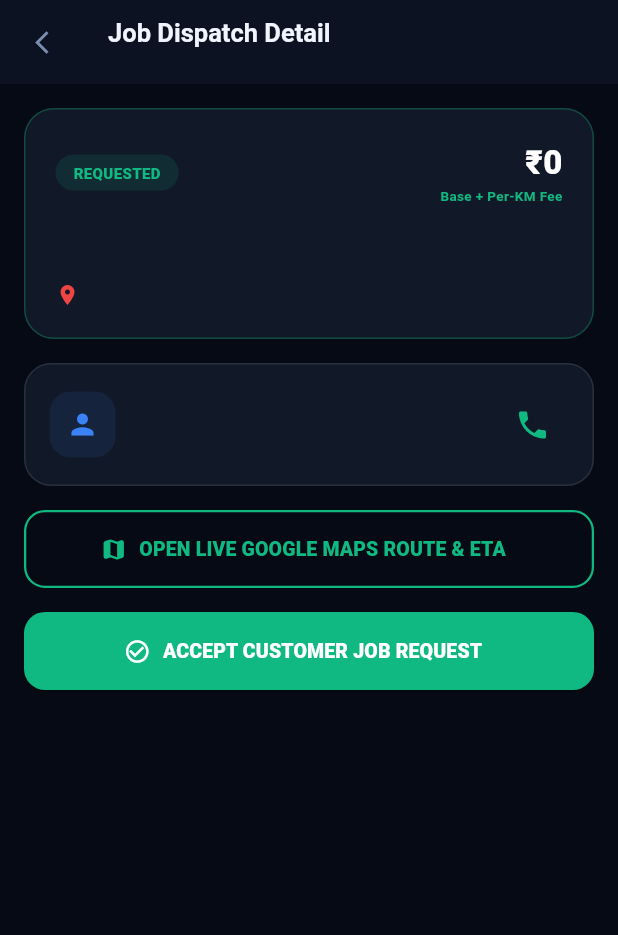
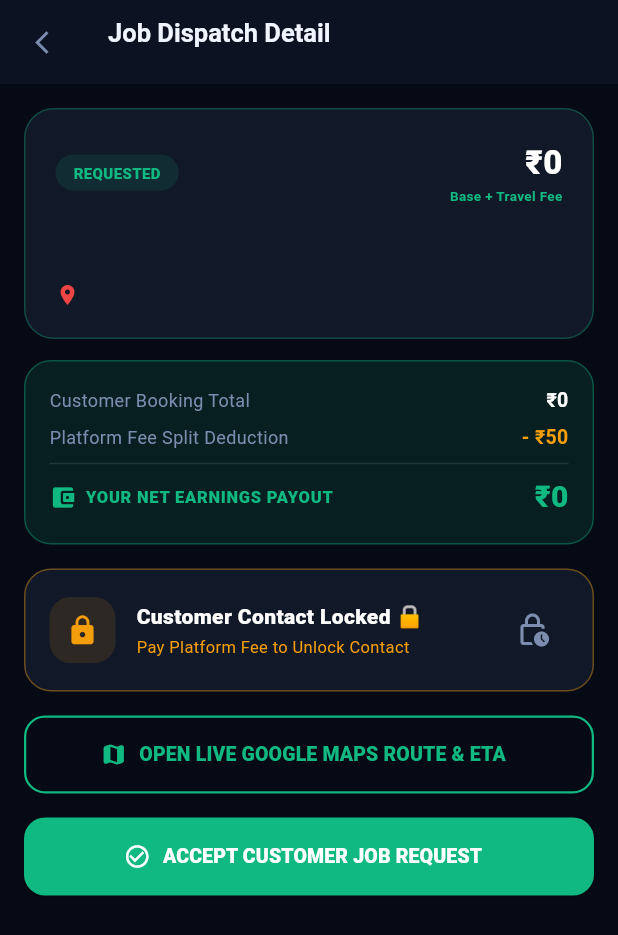
Before and after one commit to devwithanandhukannan/lumo_professional_Flutterapp, a Flutter app: the JobDetailScreen screen opened directly with empty values, on a phone screen of 412 x 824 dp. Shown: the top 935 px of the screen. Run offline on Flutter 3.47's test engine with Material 3 defaults, Android fonts, the phone set to English and light mode, and no system bars; our stand-ins replace file_picker, geolocator, google_maps_flutter, image_picker, shared_preferences; accounts and stored records are empty.

Commit message:
feat: add earnings breakdown and lock customer contact until platform fee is paid

```diff
--- a/lib/features/jobs/job_detail_screen.dart
+++ b/lib/features/jobs/job_detail_screen.dart
@@ -284,7 +284,7 @@ class _JobDetailScreenState extends State<JobDetailScreen> {
                         crossAxisAlignment: CrossAxisAlignment.end,
                         children: [
                           Text('₹$amount', style: const TextStyle(fontSize: 22, fontWeight: FontWeight.w900, color: Colors.white)),
-                          const Text('Base + Per-KM Fee', style: TextStyle(fontSize: 9, color: ProColors.primary, fontWeight: FontWeight.bold)),
+                          const Text('Base + Travel Fee', style: TextStyle(fontSize: 9, color: ProColors.primary, fontWeight: FontWeight.bold)),
                         ],
                       ),
                     ],
@@ -303,15 +303,70 @@ class _JobDetailScreenState extends State<JobDetailScreen> {
               ),
             ),
 
+            const SizedBox(height: 14),
+
+            // Net Earnings Payout Card
+            Builder(builder: (ctx) {
+              final totalVal = double.tryParse(amount) ?? 0.0;
+              final platformFeeVal = double.tryParse(jobMap['platform_fee']?.toString() ?? '50') ?? 50.0;
+              final netPayoutVal = (totalVal - platformFeeVal) > 0 ? (totalVal - platformFeeVal) : totalVal;
+
+              return Container(
+                padding: const EdgeInsets.all(16),
+                decoration: BoxDecoration(
+                  color: ProColors.primarySoft,
+                  borderRadius: BorderRadius.circular(18),
+                  border: Border.all(color: ProColors.primary.withAlpha(90)),
+                ),
+                child: Column(
+                  children: [
+                    Row(
+                      mainAxisAlignment: MainAxisAlignment.spaceBetween,
+                      children: [
+                        const Text('Customer Booking Total', style: TextStyle(fontSize: 12, color: ProColors.textMuted)),
+                        Text('₹${totalVal.toStringAsFixed(0)}', style: const TextStyle(fontSize: 13, fontWeight: FontWeight.bold, color: Colors.white)),
+                      ],
+                    ),
+                    const SizedBox(height: 6),
+                    Row(
+                      mainAxisAlignment: MainAxisAlignment.spaceBetween,
+                      children: [
+                        const Text('Platform Fee Split Deduction', style: TextStyle(fontSize: 12, color: ProColors.textMuted)),
+                        Text('- ₹${platformFeeVal.toStringAsFixed(0)}', style: const TextStyle(fontSize: 13, fontWeight: FontWeight.bold, color: ProColors.warningAmber)),
+                      ],
+                    ),
+                    const Divider(color: ProColors.border, height: 16),
+                    Row(
+                      mainAxisAlignment: MainAxisAlignment.spaceBetween,
+                      children: [
+                        const Row(
+                          children: [
+                            Icon(Icons.account_balance_wallet_rounded, color: ProColors.primary, size: 18),
+                            SizedBox(width: 6),
+                            Text('YOUR NET EARNINGS PAYOUT', style: TextStyle(fontSize: 11, fontWeight: FontWeight.w900, color: ProColors.primary, letterSpacing: 0.5)),
+                          ],
+                        ),
+                        Text('₹${netPayoutVal.toStringAsFixed(0)}', style: const TextStyle(fontSize: 20, fontWeight: FontWeight.w900, color: ProColors.primary)),
+                      ],
+                    ),
+                  ],
+                ),
+              );
+            }),
+
             const SizedBox(height: 16),
 
-            // Customer Contact & Safety Card
-            Container(
+            // Customer Contact Privacy Card
+            Builder(builder: (ctx) {
+              final isPlatformFeePaid = jobMap['platform_fee_paid'] == true ||
+                  ['CONFIRMED', 'NAVIGATING', 'ARRIVED', 'IN_PROGRESS', 'START_OTP_VERIFIED', 'JOB_COMPLETED_PAYMENT_DUE', 'COMPLETED'].contains(_jobState.toUpperCase());
+
+              return Container(
                 padding: const EdgeInsets.all(16),
                 decoration: BoxDecoration(
                   color: ProColors.cardBg,
                   borderRadius: BorderRadius.circular(18),
-                border: Border.all(color: ProColors.border),
+                  border: Border.all(color: isPlatformFeePaid ? ProColors.border : ProColors.warningAmber.withAlpha(100)),
                 ),
                 child: Row(
                   children: [
@@ -319,31 +374,56 @@ class _JobDetailScreenState extends State<JobDetailScreen> {
                       width: 44,
                       height: 44,
                       decoration: BoxDecoration(
-                      color: ProColors.accentSoft,
+                        color: isPlatformFeePaid ? ProColors.accentSoft : ProColors.warningAmberSoft,
                         borderRadius: BorderRadius.circular(14),
                       ),
-                    child: const Icon(Icons.person, color: ProColors.accent, size: 22),
+                      child: Icon(
+                        isPlatformFeePaid ? Icons.person : Icons.lock_rounded,
+                        color: isPlatformFeePaid ? ProColors.accent : ProColors.warningAmber,
+                        size: 22,
+                      ),
                     ),
                     const SizedBox(width: 14),
                     Expanded(
                       child: Column(
                         crossAxisAlignment: CrossAxisAlignment.start,
                         children: [
-                        Text(customerName, style: const TextStyle(fontWeight: FontWeight.w800, color: Colors.white, fontSize: 14)),
-                        Text(customerPhone, style: ProText.caption.copyWith(fontFamily: 'monospace')),
+                          Text(
+                            isPlatformFeePaid ? customerName : 'Customer Contact Locked 🔒',
+                            style: const TextStyle(fontWeight: FontWeight.w800, color: Colors.white, fontSize: 14),
+                          ),
+                          const SizedBox(height: 2),
+                          Text(
+                            isPlatformFeePaid ? customerPhone : 'Pay Platform Fee to Unlock Contact',
+                            style: TextStyle(
+                              fontSize: 11,
+                              color: isPlatformFeePaid ? ProColors.textMuted : ProColors.warningAmber,
+                              fontFamily: isPlatformFeePaid ? 'monospace' : null,
+                            ),
+                          ),
                         ],
                       ),
                     ),
+                    if (isPlatformFeePaid)
                       IconButton(
                         icon: const Icon(Icons.phone, color: ProColors.primary),
                         onPressed: () {
                           _showSnackBar('Calling customer $customerPhone...', isSuccess: true);
                         },
                         tooltip: 'Call Customer',
+                      )
+                    else
+                      IconButton(
+                        icon: const Icon(Icons.lock_clock_outlined, color: ProColors.textMuted),
+                        onPressed: () {
+                          _showSnackBar('Customer phone number unlocks automatically after customer pays Platform Fee.', isSuccess: false);
+                        },
+                        tooltip: 'Contact Details Locked',
                       ),
                   ],
                 ),
-            ),
+              );
+            }),
 
             const SizedBox(height: 16),
 
--- a/lib/features/jobs/pro_instant_requests_screen.dart
+++ b/lib/features/jobs/pro_instant_requests_screen.dart
@@ -182,16 +182,34 @@ class _ProInstantRequestsScreenState extends State<ProInstantRequestsScreen> {
                               Row(
                                 children: [
                                   Container(
-                                    padding: const EdgeInsets.symmetric(horizontal: 10, vertical: 4),
+                                    padding: const EdgeInsets.symmetric(horizontal: 8, vertical: 4),
                                     decoration: BoxDecoration(color: ProColors.warningAmberSoft, borderRadius: BorderRadius.circular(12)),
                                     child: const Row(
                                       children: [
-                                        Icon(Icons.timer_outlined, color: ProColors.warningAmber, size: 14),
-                                        SizedBox(width: 4),
-                                        Text('5 MIN ACCEPTANCE TIMER', style: TextStyle(fontSize: 10, fontWeight: FontWeight.w800, color: ProColors.warningAmber)),
+                                        Icon(Icons.timer_outlined, color: ProColors.warningAmber, size: 13),
+                                        SizedBox(width: 3),
+                                        Text('5 MIN TIMER', style: TextStyle(fontSize: 9, fontWeight: FontWeight.w800, color: ProColors.warningAmber)),
                                       ],
                                     ),
                                   ),
+                                  const SizedBox(width: 6),
+                                  Builder(builder: (ctx) {
+                                    final totalVal = double.tryParse(amount) ?? 0.0;
+                                    final platformFeeVal = double.tryParse(job['platform_fee']?.toString() ?? '50') ?? 50.0;
+                                    final netPayoutVal = (totalVal - platformFeeVal) > 0 ? (totalVal - platformFeeVal) : totalVal;
+
+                                    return Container(
+                                      padding: const EdgeInsets.symmetric(horizontal: 8, vertical: 4),
+                                      decoration: BoxDecoration(color: ProColors.primarySoft, borderRadius: BorderRadius.circular(12)),
+                                      child: Row(
+                                        children: [
+                                          const Icon(Icons.account_balance_wallet, color: ProColors.primary, size: 13),
+                                          const SizedBox(width: 3),
+                                          Text('YOU GET ₹${netPayoutVal.toStringAsFixed(0)}', style: const TextStyle(fontSize: 10, fontWeight: FontWeight.w900, color: ProColors.primary)),
+                                        ],
+                                      ),
+                                    );
+                                  }),
                                   const Spacer(),
                                   Text('₹$amount', style: const TextStyle(fontSize: 20, fontWeight: FontWeight.w900, color: Colors.white)),
                                 ],
```
Lines whose indentation alone changed are shown as unchanged.
